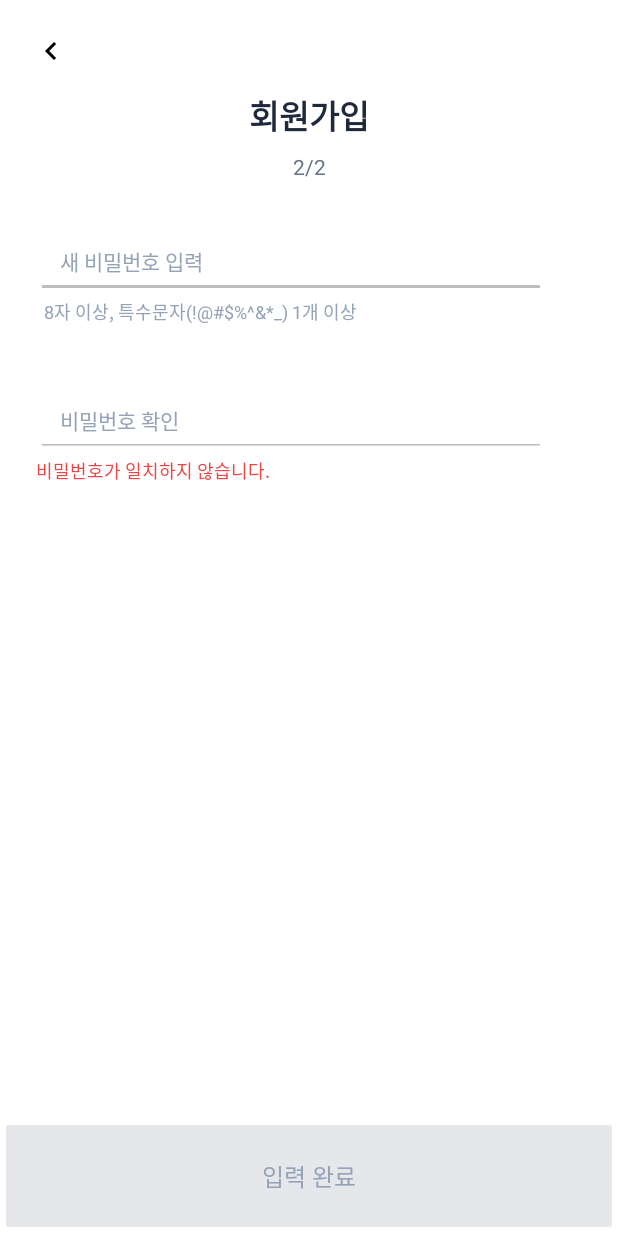
After one commit to sondahyun/FlowBit, an Android app: the layout activity_register2.xml on its own in the app's theme, with its tools: preview values and no code run, on a phone screen of 412 x 824 dp. The commit adds this screen. Run offline under Robolectric (Android 15) with nearby library versions, the phone set to English and light mode, and no system bars.

Commit message:
feat: register 기능 추가

```diff
--- /dev/null
+++ b/app/src/main/java/com/example/flowbit/ui/login/ForgotPasswordActivity.kt
@@ -0,0 +1,4 @@
+package com.example.flowbit.ui.login
+
+class ForgotPasswordActivity {
+}
--- a/app/src/main/java/com/example/flowbit/ui/mypage/Register2.kt
+++ /dev/null
@@ -1,4 +0,0 @@
-package com.example.flowbit.ui.mypage
-
-class Register2 {
-}
--- /dev/null
+++ b/app/src/main/res/layout/activity_register2.xml
@@ -0,0 +1,170 @@
+<?xml version="1.0" encoding="utf-8"?>
+<androidx.constraintlayout.widget.ConstraintLayout
+    xmlns:android="http://schemas.android.com/apk/res/android"
+    xmlns:app="http://schemas.android.com/apk/res-auto"
+    android:layout_width="match_parent"
+    android:layout_height="match_parent"
+    android:background="#FFFFFF">
+
+    <!-- 뒤로가기 버튼 -->
+    <ImageButton
+        android:id="@+id/btn_back"
+        android:layout_width="35dp"
+        android:layout_height="35dp"
+        android:background="@null"
+        android:src="@drawable/baseline_keyboard_arrow_left_24"
+        app:layout_constraintStart_toStartOf="parent"
+        app:layout_constraintTop_toTopOf="parent"
+        android:layout_marginStart="16dp"
+        android:layout_marginTop="16dp" />
+
+    <!-- 타이틀 -->
+    <TextView
+        android:id="@+id/tv_title"
+        android:layout_width="wrap_content"
+        android:layout_height="wrap_content"
+        android:text="회원가입"
+        android:textColor="#1E293B"
+        android:textSize="22sp"
+        android:textStyle="bold"
+        app:layout_constraintTop_toTopOf="parent"
+        app:layout_constraintStart_toStartOf="parent"
+        app:layout_constraintEnd_toEndOf="parent"
+        android:layout_marginTop="60dp" />
+
+    <!-- 단계 표시 -->
+    <TextView
+        android:id="@+id/tv_step"
+        android:layout_width="wrap_content"
+        android:layout_height="wrap_content"
+        android:text="2/2"
+        android:textColor="#64748B"
+        android:textSize="14sp"
+        app:layout_constraintTop_toBottomOf="@id/tv_title"
+        app:layout_constraintStart_toStartOf="@id/tv_title"
+        app:layout_constraintEnd_toEndOf="@id/tv_title"
+        android:layout_marginTop="8dp" />
+
+    <!-- 새 비밀번호 입력 -->
+    <androidx.constraintlayout.widget.ConstraintLayout
+        android:id="@+id/new_password"
+        android:layout_width="0dp"
+        android:layout_height="wrap_content"
+        app:layout_constraintTop_toBottomOf="@id/tv_step"
+        app:layout_constraintStart_toStartOf="parent"
+        app:layout_constraintEnd_toEndOf="parent"
+        android:layout_marginTop="30dp"
+        android:layout_marginStart="24dp"
+        android:layout_marginEnd="24dp">
+
+        <EditText
+            android:id="@+id/et_new_password"
+            android:layout_width="0dp"
+            android:layout_height="48dp"
+            android:hint="새 비밀번호 입력"
+            android:paddingStart="16dp"
+            android:paddingEnd="16dp"
+            android:backgroundTint="#BDBDBD"
+            android:inputType="textPassword"
+            android:textColor="#1E293B"
+            android:textColorHint="#94A3B8"
+            android:textSize="14sp"
+            app:layout_constraintStart_toStartOf="parent"
+            app:layout_constraintEnd_toStartOf="@id/btn_toggle_password_visibility" />
+
+        <ImageButton
+            android:id="@+id/btn_toggle_password_visibility"
+            android:layout_width="24dp"
+            android:layout_height="24dp"
+            android:background="@null"
+            android:src="@drawable/ic_visibility_off"
+            app:layout_constraintEnd_toEndOf="parent"
+            app:layout_constraintTop_toTopOf="parent"
+            app:layout_constraintBottom_toBottomOf="parent" />
+
+        <!-- 새 비밀번호 조건 설명 -->
+        <TextView
+            android:id="@+id/tv_password_hint"
+            android:layout_width="0dp"
+            android:layout_height="wrap_content"
+            android:text="8자 이상, 특수문자(!@#$%^&amp;*_) 1개 이상"
+            android:textColor="#94A3B8"
+            android:textSize="12sp"
+            app:layout_constraintTop_toBottomOf="@id/et_new_password"
+            app:layout_constraintStart_toStartOf="parent"
+            app:layout_constraintEnd_toEndOf="parent"
+            android:layout_marginTop="0dp"
+            android:layout_marginStart="5dp"
+            android:layout_marginEnd="24dp" />
+
+    </androidx.constraintlayout.widget.ConstraintLayout>
+
+
+    <!-- 비밀번호 확인 -->
+    <androidx.constraintlayout.widget.ConstraintLayout
+        android:id="@+id/password_confirm"
+        android:layout_width="0dp"
+        android:layout_height="wrap_content"
+        app:layout_constraintTop_toBottomOf="@id/new_password"
+        app:layout_constraintStart_toStartOf="parent"
+        app:layout_constraintEnd_toEndOf="parent"
+        android:layout_marginTop="40dp"
+        android:layout_marginStart="24dp"
+        android:layout_marginEnd="24dp">
+
+        <EditText
+            android:id="@+id/et_confirm_password"
+            android:layout_width="0dp"
+            android:layout_height="48dp"
+            android:hint="비밀번호 확인"
+            android:paddingStart="16dp"
+            android:paddingEnd="16dp"
+            android:backgroundTint="#BDBDBD"
+            android:inputType="textPassword"
+            android:textColor="#1E293B"
+            android:textColorHint="#94A3B8"
+            android:textSize="14sp"
+            app:layout_constraintStart_toStartOf="parent"
+            app:layout_constraintEnd_toStartOf="@id/btn_toggle_confirm_password_visibility" />
+
+        <ImageButton
+            android:id="@+id/btn_toggle_confirm_password_visibility"
+            android:layout_width="24dp"
+            android:layout_height="24dp"
+            android:background="@null"
+            android:src="@drawable/ic_visibility_off"
+            app:layout_constraintEnd_toEndOf="parent"
+            app:layout_constraintTop_toTopOf="parent"
+            app:layout_constraintBottom_toBottomOf="parent" />
+    </androidx.constraintlayout.widget.ConstraintLayout>
+
+    <!-- 비밀번호 불일치 경고 -->
+    <TextView
+        android:id="@+id/tv_error_message"
+        android:layout_width="match_parent"
+        android:layout_height="wrap_content"
+        android:layout_marginStart="24dp"
+        android:layout_marginTop="0dp"
+        android:layout_marginEnd="24dp"
+        android:text="비밀번호가 일치하지 않습니다."
+        android:textColor="#EF4444"
+        android:textSize="12sp"
+        app:layout_constraintEnd_toEndOf="parent"
+        app:layout_constraintStart_toStartOf="parent"
+        app:layout_constraintTop_toBottomOf="@id/password_confirm" />
+
+    <!-- 완료 버튼 -->
+    <Button
+        android:id="@+id/btn_complete"
+        android:layout_width="match_parent"
+        android:layout_height="80dp"
+        android:backgroundTint="#E5E7EB"
+        android:enabled="false"
+        android:text="입력 완료"
+        android:textColor="#94A3B8"
+        android:textSize="16sp"
+        app:layout_constraintBottom_toBottomOf="parent"
+        app:layout_constraintEnd_toEndOf="parent"
+        app:layout_constraintHorizontal_bias="0.0"
+        app:layout_constraintStart_toStartOf="parent" />
+</androidx.constraintlayout.widget.ConstraintLayout>
```
Also changed, not shown: app/src/main/java/com/example/flowbit/MainActivity.kt (+21 -6 lines), app/src/main/java/com/example/flowbit/ui/login/LoginActivity.kt (added, +82 -0 lines), app/src/main/java/com/example/flowbit/ui/mypage/Register1.kt (deleted, +0 -97 lines), app/src/main/java/com/example/flowbit/ui/register/RegisterActivity1.kt (added, +90 -0 lines), app/src/main/java/com/example/flowbit/ui/register/RegisterActivity2.kt (added, +131 -0 lines), app/src/main/res/layout/activity_register1.xml (renamed from app/src/main/res/layout/register1.xml, +7 -8 lines), app/src/main/res/layout/register2.xml (deleted, +0 -116 lines), app/src/main/res/drawable/ic_visibility_off.png (added), app/src/main/res/layout/activity_login.xml (renamed from app/src/main/res/layout/login.xml).
